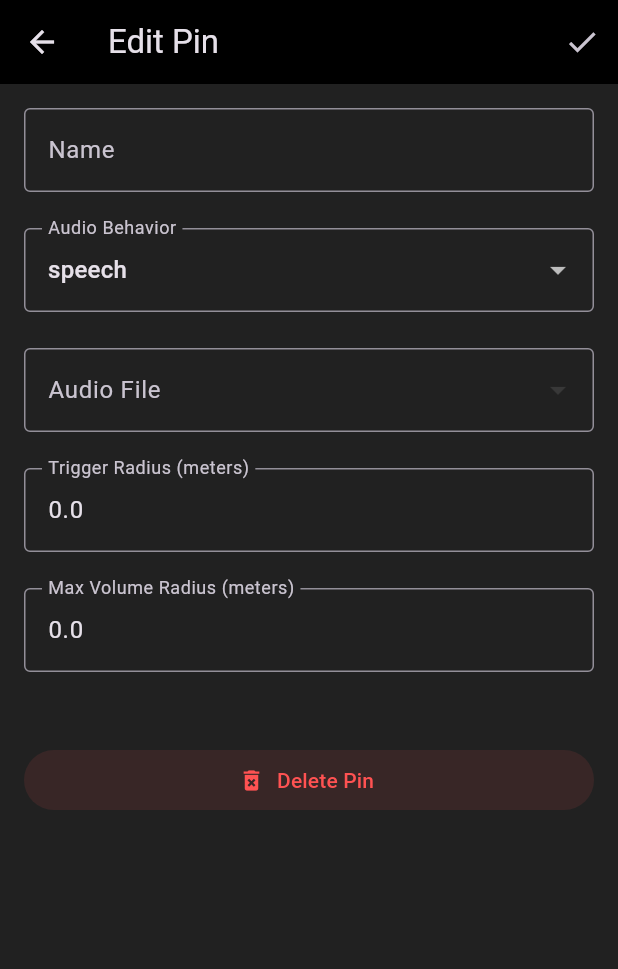
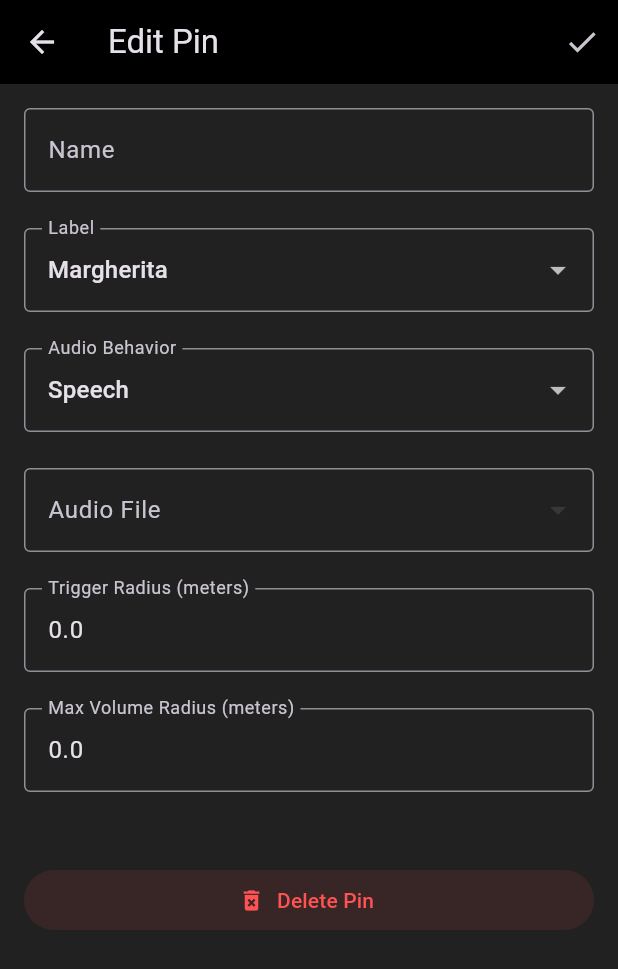
Before and after one commit to lucabertini/MARG, a Flutter app: the PinEditorPage screen opened directly with empty values, on a phone screen of 412 x 824 dp. Shown: the top 969 px of the screen. Run offline on Flutter 3.47's test engine with Material 3 defaults, Android fonts, the light colour scheme and no system bars; our stand-ins replace geolocator, google_maps_flutter, just_audio; network calls fail.

Commit message:
6 colori per i pin
Antonio
Caterina
Donato
D
Margherita
MUSIC

```diff
--- a/lib/models/tour_stop.dart
+++ b/lib/models/tour_stop.dart
@@ -1,8 +1,18 @@
-////////////////////////////////// START OF CODE FOR lib/models/tour_stop.dart
+// lib/models/tour_stop.dart
 
 enum AudioBehavior {
   speech,
   ambient,
+}
+
+/// --- NEW: Defines the character/type of pin for visual purposes ---
+enum TourStopLabel {
+  margherita,
+  caterina,
+  donato,
+  d,
+  antonio,
+  music,
 }
 
 /// --- BLUEPRINT: Defines what a "Tour Stop" is ---
@@ -14,6 +24,7 @@ class TourStop {
   final double triggerRadius;
   final double maxVolumeRadius;
   final AudioBehavior behavior;
+  final TourStopLabel label; // <-- NEW FIELD
 
   TourStop({
     required this.name,
@@ -23,6 +34,7 @@ class TourStop {
     required this.triggerRadius,
     required this.maxVolumeRadius,
     required this.behavior,
+    required this.label, // <-- ADDED TO CONSTRUCTOR
   });
 
   TourStop copyWith({
@@ -33,6 +45,7 @@ class TourStop {
     double? triggerRadius,
     double? maxVolumeRadius,
     AudioBehavior? behavior,
+    TourStopLabel? label, // <-- ADDED TO COPYWITH
   }) {
     return TourStop(
       name: name ?? this.name,
@@ -42,14 +55,23 @@ class TourStop {
       triggerRadius: triggerRadius ?? this.triggerRadius,
       maxVolumeRadius: maxVolumeRadius ?? this.maxVolumeRadius,
       behavior: behavior ?? this.behavior,
+      label: label ?? this.label, // <-- ADDED TO COPYWITH
     );
   }
 
   factory TourStop.fromJson(Map<String, dynamic> json) {
+    // Behavior parsing (unchanged)
     String behaviorString = json['behavior'] ?? 'ambient';
     AudioBehavior behavior = AudioBehavior.values.firstWhere(
-          (e) => e.name == behaviorString,
+      (e) => e.name == behaviorString,
       orElse: () => AudioBehavior.ambient,
+    );
+
+    // --- NEW: Label parsing ---
+    String labelString = json['label'] ?? 'margherita'; // Default to margherita
+    TourStopLabel label = TourStopLabel.values.firstWhere(
+      (e) => e.name == labelString,
+      orElse: () => TourStopLabel.margherita, // Fallback default
     );
 
     return TourStop(
@@ -60,6 +82,7 @@ class TourStop {
       triggerRadius: (json['triggerRadius'] as num).toDouble(),
       maxVolumeRadius: (json['maxVolumeRadius'] as num).toDouble(),
       behavior: behavior,
+      label: label, // <-- PASS TO CONSTRUCTOR
     );
   }
 
@@ -72,7 +95,7 @@ class TourStop {
       'triggerRadius': triggerRadius,
       'maxVolumeRadius': maxVolumeRadius,
       'behavior': behavior.name,
+      'label': label.name, // <-- ADDED TO JSON
     };
   }
 }
-//////////////////////////////////  END OF FILE
--- a/lib/pages/home_page.dart
+++ b/lib/pages/home_page.dart
@@ -1,4 +1,4 @@
-////////////////////////////////// START OF CODE FOR lib/pages/home_page.dart
+// lib/pages/home_page.dart
 // This file contains the main HomePage widget for the Margherita app.
 
 import 'dart:async';
@@ -13,7 +13,7 @@ import '../models/app_language.dart';
 import '../models/tour_stop.dart';
 import '../services/audio_service.dart';
 import '../view_models/home_page_view_model.dart';
-import '../utils/app_colors.dart'; // Ensure this import points to your color utility file
+import '../utils/app_colors.dart';
 import 'pin_editor_page.dart';
 
 class HomePage extends StatefulWidget {
@@ -198,8 +198,9 @@ class _HomePageState extends State<HomePage> {
           final isPlaying = viewModel.currentlyPlayingIds.contains(stop.name);
           final hasFailed = failedAudioPins.contains(stop.name);
 
+          // --- MODIFIED: Use stop.label for color logic ---
           final icon = PinColor.getPinIcon(
-            behavior: stop.behavior,
+            label: stop.label,
             isPlaying: isPlaying,
             hasFailed: hasFailed,
             isEditMode: viewModel.isEditModeEnabled,
@@ -229,7 +230,8 @@ class _HomePageState extends State<HomePage> {
           );
         }).toSet(),
         circles: tourStops.expand((stop) {
-          final circleBaseColor = PinColor.getCircleColor(stop.behavior);
+          // --- MODIFIED: Use stop.label for color logic ---
+          final circleBaseColor = PinColor.getCircleColor(stop.label);
           return [
             Circle(circleId: CircleId('${stop.name}_trigger'), center: LatLng(stop.latitude, stop.longitude), radius: stop.triggerRadius, fillColor: circleBaseColor.withOpacity(0.1), strokeWidth: 1, strokeColor: circleBaseColor.withOpacity(0.5)),
             Circle(circleId: CircleId('${stop.name}_max_volume'), center: LatLng(stop.latitude, stop.longitude), radius: stop.maxVolumeRadius, fillColor: circleBaseColor.withOpacity(0.2), strokeWidth: 2, strokeColor: circleBaseColor),
@@ -247,7 +249,9 @@ class _HomePageState extends State<HomePage> {
                 audioAsset: viewModel.availableSpeechAssets.isNotEmpty ? viewModel.availableSpeechAssets.first : '',
                 triggerRadius: 50.0,
                 maxVolumeRadius: 10.0,
-                behavior: AudioBehavior.speech);
+                behavior: AudioBehavior.speech,
+                label: TourStopLabel.margherita, // --- FIXED: Provide a default label ---
+            );
             _newPinCounter++;
             _openPinEditor(viewModel, newStop);
           }
@@ -312,5 +316,3 @@ class _HomePageState extends State<HomePage> {
     );
   }
 }
-
-//////////////////////////////////  END OF FILE
--- a/lib/pages/pin_editor_page.dart
+++ b/lib/pages/pin_editor_page.dart
@@ -1,7 +1,11 @@
-////////////////////////////////// START OF CODE FOR lib/pages/pin_editor_page.dart
+// lib/pages/pin_editor_page.dart
 
 import 'package:flutter/material.dart';
-import '../models/tour_stop.dart'; // Import the extracted model
+import '../models/tour_stop.dart';
+import 'package:collection/collection.dart'; // Add this import for .firstWhereOrNull
+
+// Helper function to capitalize strings
+String capitalize(String s) => s[0].toUpperCase() + s.substring(1);
 
 /// --- WIDGET: The Full-Screen Pin Editor Page ---
 class PinEditorPage extends StatefulWidget {
@@ -25,9 +29,12 @@ class PinEditorPage extends StatefulWidget {
 }
 
 class _PinEditorPageState extends State<PinEditorPage> {
-  late TextEditingController _nameController, _triggerRadiusController, _maxVolumeRadiusController;
+  late TextEditingController _nameController,
+      _triggerRadiusController,
+      _maxVolumeRadiusController;
   late String? _selectedAudioAsset;
   late AudioBehavior _selectedBehavior;
+  late TourStopLabel _selectedLabel; // <-- NEW STATE
 
   List<String> get currentAssetList {
     return _selectedBehavior == AudioBehavior.speech
@@ -40,10 +47,14 @@ class _PinEditorPageState extends State<PinEditorPage> {
     super.initState();
     final stop = widget.initialStop;
     _nameController = TextEditingController(text: stop.name);
-    _triggerRadiusController = TextEditingController(text: stop.triggerRadius.toString());
-    _maxVolumeRadiusController = TextEditingController(text: stop.maxVolumeRadius.toString());
+    _triggerRadiusController =
+        TextEditingController(text: stop.triggerRadius.toString());
+    _maxVolumeRadiusController =
+        TextEditingController(text: stop.maxVolumeRadius.toString());
     _selectedBehavior = stop.behavior;
+    _selectedLabel = stop.label; // <-- INITIALIZE LABEL
 
+    // Asset selection logic (unchanged)
     if (currentAssetList.contains(stop.audioAsset)) {
       _selectedAudioAsset = stop.audioAsset;
     } else if (currentAssetList.isNotEmpty) {
@@ -63,19 +74,25 @@ class _PinEditorPageState extends State<PinEditorPage> {
 
   void _onSave() {
     if (_selectedAudioAsset == null) {
-      ScaffoldMessenger.of(context).showSnackBar(const SnackBar(content: Text('Please select an audio file.'), backgroundColor: Colors.red));
+      ScaffoldMessenger.of(context).showSnackBar(const SnackBar(
+          content: Text('Please select an audio file.'),
+          backgroundColor: Colors.red));
       return;
     }
     final newName = _nameController.text.trim();
     if (newName.isEmpty) {
-      ScaffoldMessenger.of(context).showSnackBar(const SnackBar(content: Text('The pin name cannot be empty.'), backgroundColor: Colors.red));
+      ScaffoldMessenger.of(context).showSnackBar(const SnackBar(
+          content: Text('The pin name cannot be empty.'),
+          backgroundColor: Colors.red));
       return;
     }
     final isNameUnchanged = newName == widget.initialStop.name;
     if (!isNameUnchanged) {
       final isNameTaken = widget.allStops.any((stop) => stop.name == newName);
       if (isNameTaken) {
-        ScaffoldMessenger.of(context).showSnackBar(SnackBar(content: Text('The name "$newName" is already in use.'), backgroundColor: Colors.red));
+        ScaffoldMessenger.of(context).showSnackBar(SnackBar(
+            content: Text('The name "$newName" is already in use.'),
+            backgroundColor: Colors.red));
         return;
       }
     }
@@ -85,19 +102,28 @@ class _PinEditorPageState extends State<PinEditorPage> {
       triggerRadius: double.tryParse(_triggerRadiusController.text) ?? 50.0,
       maxVolumeRadius: double.tryParse(_maxVolumeRadiusController.text) ?? 10.0,
       behavior: _selectedBehavior,
+      label: _selectedLabel, // <-- SAVE THE SELECTED LABEL
     );
     Navigator.of(context).pop(updatedStop);
   }
 
   void _onDelete() {
-    showDialog<bool>(context: context, builder: (BuildContext context) => AlertDialog(
-      title: const Text('Delete Pin?'),
-      content: Text('Are you sure you want to permanently delete "${widget.initialStop.name}"?'),
-      actions: <Widget>[
-        TextButton(child: const Text('Cancel'), onPressed: () => Navigator.of(context).pop(false)),
-        TextButton(style: TextButton.styleFrom(foregroundColor: Colors.redAccent), child: const Text('Delete'), onPressed: () => Navigator.of(context).pop(true)),
-      ],
-    )).then((confirmed) {
+    showDialog<bool>(
+        context: context,
+        builder: (BuildContext context) => AlertDialog(
+              title: const Text('Delete Pin?'),
+              content: Text(
+                  'Are you sure you want to permanently delete "${widget.initialStop.name}"?'),
+              actions: <Widget>[
+                TextButton(
+                    child: const Text('Cancel'),
+                    onPressed: () => Navigator.of(context).pop(false)),
+                TextButton(
+                    style: TextButton.styleFrom(foregroundColor: Colors.redAccent),
+                    child: const Text('Delete'),
+                    onPressed: () => Navigator.of(context).pop(true)),
+              ],
+            )).then((confirmed) {
       if (confirmed == true) Navigator.of(context).pop('DELETE');
     });
   }
@@ -106,51 +132,111 @@ class _PinEditorPageState extends State<PinEditorPage> {
   Widget build(BuildContext context) {
     return Scaffold(
       backgroundColor: Colors.grey.shade900,
-      appBar: AppBar(title: Text(widget.isCreating ? 'Create New Pin' : 'Edit Pin'), backgroundColor: Colors.black, actions: [IconButton(tooltip: 'Save Changes', icon: const Icon(Icons.check), onPressed: _onSave)]),
+      appBar: AppBar(
+          title: Text(widget.isCreating ? 'Create New Pin' : 'Edit Pin'),
+          backgroundColor: Colors.black,
+          actions: [
+            IconButton(
+                tooltip: 'Save Changes',
+                icon: const Icon(Icons.check),
+                onPressed: _onSave)
+          ]),
       body: ListView(padding: const EdgeInsets.all(16.0), children: [
-        _buildTextField(_nameController, 'Name'), const SizedBox(height: 24),
-        _buildBehaviorDropdown(), const SizedBox(height: 24),
-        _buildAudioDropdown('Audio File', _selectedAudioAsset, currentAssetList, (newValue) => setState(() => _selectedAudioAsset = newValue)), const SizedBox(height: 24),
-        _buildTextField(_triggerRadiusController, 'Trigger Radius (meters)', TextInputType.number), const SizedBox(height: 24),
-        _buildTextField(_maxVolumeRadiusController, 'Max Volume Radius (meters)', TextInputType.number), const SizedBox(height: 24),
+        _buildTextField(_nameController, 'Name'),
+        const SizedBox(height: 24),
+        _buildLabelDropdown(), // <-- NEW DROPDOWN WIDGET
+        const SizedBox(height: 24),
+        _buildBehaviorDropdown(),
+        const SizedBox(height: 24),
+        _buildAudioDropdown('Audio File', _selectedAudioAsset, currentAssetList,
+            (newValue) => setState(() => _selectedAudioAsset = newValue)),
+        const SizedBox(height: 24),
+        _buildTextField(
+            _triggerRadiusController, 'Trigger Radius (meters)', TextInputType.number),
+        const SizedBox(height: 24),
+        _buildTextField(_maxVolumeRadiusController, 'Max Volume Radius (meters)',
+            TextInputType.number),
+        const SizedBox(height: 24),
         if (!widget.isCreating) ...[
           const SizedBox(height: 24),
-          TextButton.icon(style: TextButton.styleFrom(foregroundColor: Colors.redAccent, backgroundColor: Colors.redAccent.withOpacity(0.1)), icon: const Icon(Icons.delete_forever), label: const Text('Delete Pin'), onPressed: _onDelete),
+          TextButton.icon(
+              style: TextButton.styleFrom(
+                  foregroundColor: Colors.redAccent,
+                  backgroundColor: Colors.redAccent.withOpacity(0.1)),
+              icon: const Icon(Icons.delete_forever),
+              label: const Text('Delete Pin'),
+              onPressed: _onDelete),
         ]
       ]),
     );
   }
 
-  Widget _buildTextField(TextEditingController controller, String label, [TextInputType? keyboardType]) {
-    return TextField(controller: controller, decoration: InputDecoration(labelText: label, border: const OutlineInputBorder()), keyboardType: keyboardType);
+  Widget _buildTextField(TextEditingController controller, String label,
+      [TextInputType? keyboardType]) {
+    return TextField(
+        controller: controller,
+        decoration:
+            InputDecoration(labelText: label, border: const OutlineInputBorder()),
+        keyboardType: keyboardType);
   }
 
-  Widget _buildAudioDropdown(String label, String? value, List<String> items, ValueChanged<String?> onChanged) {
+  Widget _buildAudioDropdown(String label, String? value, List<String> items,
+      ValueChanged<String?> onChanged) {
     return DropdownButtonFormField<String>(
       value: value,
-      items: items.map((String filename) => DropdownMenuItem<String>(value: filename, child: Text(filename, overflow: TextOverflow.ellipsis))).toList(),
+      items: items
+          .map((String filename) => DropdownMenuItem<String>(
+              value: filename,
+              child: Text(filename, overflow: TextOverflow.ellipsis)))
+          .toList(),
       onChanged: onChanged,
-      decoration: InputDecoration(labelText: label, border: const OutlineInputBorder()),
+      decoration:
+          InputDecoration(labelText: label, border: const OutlineInputBorder()),
       isExpanded: true,
+    );
+  }
+
+  // --- NEW DROPDOWN WIDGET FOR LABELS ---
+  Widget _buildLabelDropdown() {
+    return DropdownButtonFormField<TourStopLabel>(
+      value: _selectedLabel,
+      items: TourStopLabel.values
+          .map((TourStopLabel label) => DropdownMenuItem<TourStopLabel>(
+              value: label, child: Text(capitalize(label.name))))
+          .toList(),
+      onChanged: (newValue) {
+        if (newValue != null) {
+          setState(() {
+            _selectedLabel = newValue;
+          });
+        }
+      },
+      decoration:
+          const InputDecoration(labelText: 'Label', border: OutlineInputBorder()),
     );
   }
 
   Widget _buildBehaviorDropdown() {
     return DropdownButtonFormField<AudioBehavior>(
       value: _selectedBehavior,
-      items: AudioBehavior.values.map((AudioBehavior behavior) => DropdownMenuItem<AudioBehavior>(value: behavior, child: Text(behavior.name))).toList(),
+      items: AudioBehavior.values
+          .map((AudioBehavior behavior) => DropdownMenuItem<AudioBehavior>(
+              value: behavior, child: Text(capitalize(behavior.name))))
+          .toList(),
       onChanged: (newValue) {
         if (newValue != null) {
           setState(() {
             _selectedBehavior = newValue;
+            // Asset selection logic (unchanged)
             if (!currentAssetList.contains(_selectedAudioAsset)) {
-              _selectedAudioAsset = currentAssetList.isNotEmpty ? currentAssetList.first : null;
+              _selectedAudioAsset =
+                  currentAssetList.isNotEmpty ? currentAssetList.first : null;
             }
           });
         }
       },
-      decoration: const InputDecoration(labelText: 'Audio Behavior', border: OutlineInputBorder()),
+      decoration: const InputDecoration(
+          labelText: 'Audio Behavior', border: OutlineInputBorder()),
     );
   }
 }
-//////////////////////////////////  END OF FILE
```
Also changed, not shown: lib/utils/app_colors.dart (+49 -33 lines).
